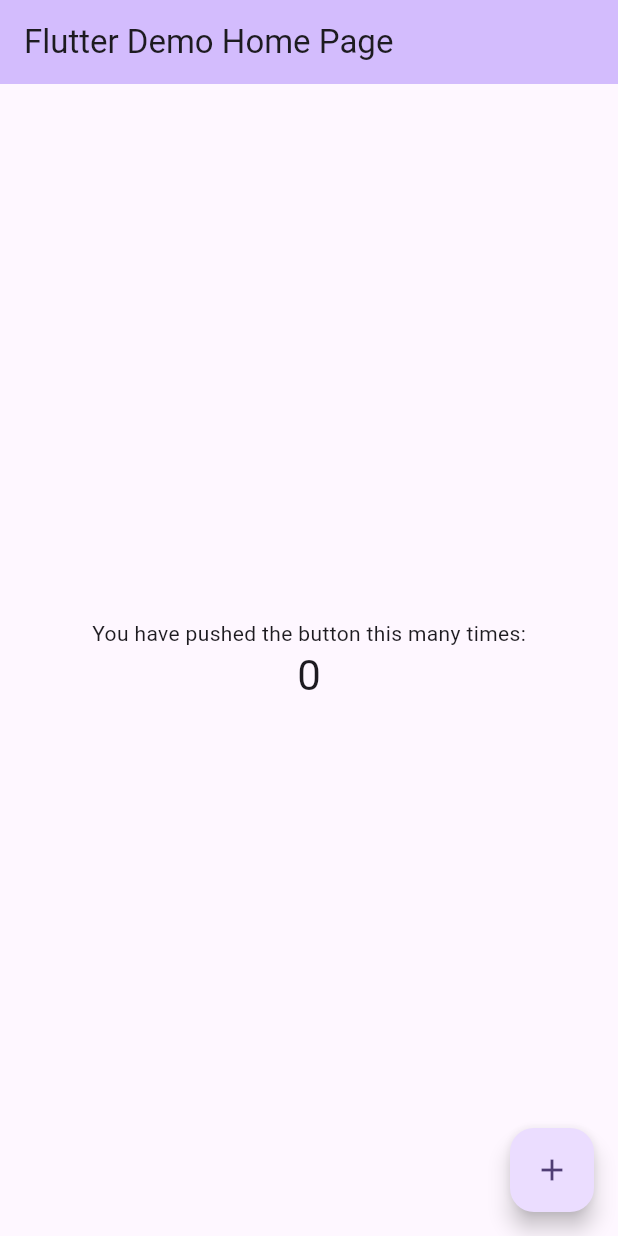
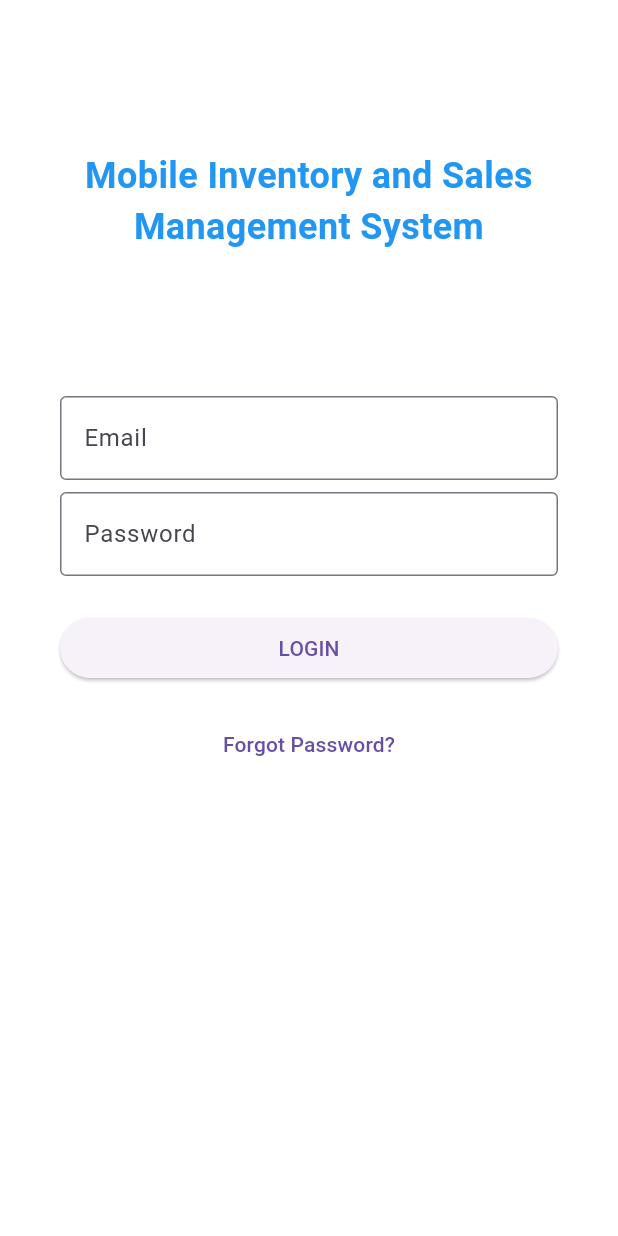
Before and after one commit to HarleyGotardo/SquareMind, a Flutter app: the screen it shows after launch, on a phone screen of 412 x 824 dp. Run offline on Flutter 3.47's test engine with Material 3 defaults, Android fonts, the light colour scheme and no system bars.

Commit message:
Simple Login Page

```diff
--- a/lib/main.dart
+++ b/lib/main.dart
@@ -7,119 +7,81 @@
 class MyApp extends StatelessWidget {
   const MyApp({super.key});
 
-  // This widget is the root of your application.
   @override
   Widget build(BuildContext context) {
     return MaterialApp(
-      title: 'Flutter Demo',
+      title: 'Login Page',
       theme: ThemeData(
-        // This is the theme of your application.
-        //
-        // TRY THIS: Try running your application with "flutter run". You'll see
-        // the application has a purple toolbar. Then, without quitting the app,
-        // try changing the seedColor in the colorScheme below to Colors.green
-        // and then invoke "hot reload" (save your changes or press the "hot
-        // reload" button in a Flutter-supported IDE, or press "r" if you used
-        // the command line to start the app).
-        //
-        // Notice that the counter didn't reset back to zero; the application
-        // state is not lost during the reload. To reset the state, use hot
-        // restart instead.
-        //
-        // This works for code too, not just values: Most code changes can be
-        // tested with just a hot reload.
-        colorScheme: ColorScheme.fromSeed(seedColor: Colors.deepPurple),
-        useMaterial3: true,
+        primaryColor: Colors.blue,
+        hintColor: Colors.blueAccent,
+        fontFamily: 'Roboto',
       ),
-      home: const MyHomePage(title: 'Flutter Demo Home Page'),
+      home: const LoginPage(),
     );
   }
 }
 
-class MyHomePage extends StatefulWidget {
-  const MyHomePage({super.key, required this.title});
-
-  // This widget is the home page of your application. It is stateful, meaning
-  // that it has a State object (defined below) that contains fields that affect
-  // how it looks.
-
-  // This class is the configuration for the state. It holds the values (in this
-  // case the title) provided by the parent (in this case the App widget) and
-  // used by the build method of the State. Fields in a Widget subclass are
-  // always marked "final".
-
-  final String title;
-
-  @override
-  State<MyHomePage> createState() => _MyHomePageState();
-}
-
-class _MyHomePageState extends State<MyHomePage> {
-  int _counter = 0;
-
-  void _incrementCounter() {
-    setState(() {
-      // This call to setState tells the Flutter framework that something has
-      // changed in this State, which causes it to rerun the build method below
-      // so that the display can reflect the updated values. If we changed
-      // _counter without calling setState(), then the build method would not be
-      // called again, and so nothing would appear to happen.
-      _counter++;
-    });
-  }
+class LoginPage extends StatelessWidget {
+  const LoginPage({super.key});
 
   @override
   Widget build(BuildContext context) {
-    // This method is rerun every time setState is called, for instance as done
-    // by the _incrementCounter method above.
-    //
-    // The Flutter framework has been optimized to make rerunning build methods
-    // fast, so that you can just rebuild anything that needs updating rather
-    // than having to individually change instances of widgets.
     return Scaffold(
-      appBar: AppBar(
-        // TRY THIS: Try changing the color here to a specific color (to
-        // Colors.amber, perhaps?) and trigger a hot reload to see the AppBar
-        // change color while the other colors stay the same.
-        backgroundColor: Theme.of(context).colorScheme.inversePrimary,
-        // Here we take the value from the MyHomePage object that was created by
-        // the App.build method, and use it to set our appbar title.
-        title: Text(widget.title),
-      ),
-      body: Center(
-        // Center is a layout widget. It takes a single child and positions it
-        // in the middle of the parent.
-        child: Column(
-          // Column is also a layout widget. It takes a list of children and
-          // arranges them vertically. By default, it sizes itself to fit its
-          // children horizontally, and tries to be as tall as its parent.
-          //
-          // Column has various properties to control how it sizes itself and
-          // how it positions its children. Here we use mainAxisAlignment to
-          // center the children vertically; the main axis here is the vertical
-          // axis because Columns are vertical (the cross axis would be
-          // horizontal).
-          //
-          // TRY THIS: Invoke "debug painting" (choose the "Toggle Debug Paint"
-          // action in the IDE, or press "p" in the console), to see the
-          // wireframe for each widget.
-          mainAxisAlignment: MainAxisAlignment.center,
-          children: <Widget>[
-            const Text(
-              'You have pushed the button this many times:',
-            ),
-            Text(
-              '$_counter',
-              style: Theme.of(context).textTheme.headlineMedium,
-            ),
-          ],
+      backgroundColor: Color.fromARGB(255, 255, 255, 255),
+      body: SingleChildScrollView(
+        child: Container(
+          padding: const EdgeInsets.symmetric(horizontal: 40.0),
+          child: Column(
+            mainAxisAlignment: MainAxisAlignment.center,
+            crossAxisAlignment: CrossAxisAlignment.stretch,
+            children: <Widget>[
+              const SizedBox(height: 100.0),
+              const Text(
+                'Mobile Inventory and Sales Management System',
+                style: TextStyle(
+                  fontSize: 24.0,
+                  fontWeight: FontWeight.bold,
+                  color: Colors.blue,
+                ),
+                textAlign: TextAlign.center,
+              ),
+              const SizedBox(height: 48.0),
+              const SizedBox(height: 48.0),
+              const TextField(
+                keyboardType: TextInputType.emailAddress,
+                decoration: InputDecoration(
+                  hintText: 'Enter your email',
+                  labelText: 'Email',
+                  border: OutlineInputBorder(),
+                ),
+              ),
+              const SizedBox(height: 8.0),
+              const TextField(
+                obscureText: true,
+                decoration: InputDecoration(
+                  hintText: 'Enter your password',
+                  labelText: 'Password',
+                  border: OutlineInputBorder(),
+                ),
+              ),
+              const SizedBox(height: 24.0),
+              ElevatedButton(
+                onPressed: () {
+                  // Add login functionality here
+                },
+                child: const Text('LOGIN'),
+              ),
+              const SizedBox(height: 16.0),
+              TextButton(
+                onPressed: () {
+                  // Add forgot password functionality here
+                },
+                child: const Text('Forgot Password?'),
+              ),
+            ],
+          ),
         ),
       ),
-      floatingActionButton: FloatingActionButton(
-        onPressed: _incrementCounter,
-        tooltip: 'Increment',
-        child: const Icon(Icons.add),
-      ), // This trailing comma makes auto-formatting nicer for build methods.
     );
   }
 }
```
Also changed, not shown: 1 other file.
